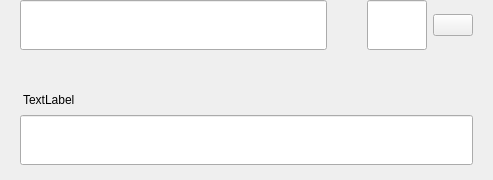
Above: src/qt/guapcoin/forms/sendmultirow.ui from guapcrypto/Guapcoin before the change. Below: the same form after it.
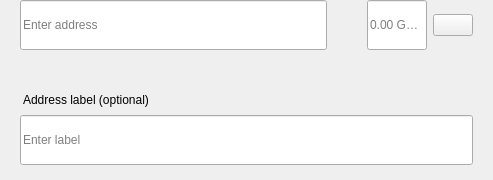
That is the form after the change.

```diff
--- a/src/qt/guapcoin/forms/sendmultirow.ui
+++ b/src/qt/guapcoin/forms/sendmultirow.ui
@@ -140,6 +140,9 @@
               <height>50</height>
              </size>
             </property>
+            <property name="placeholderText">
+             <string>Enter address</string>
+            </property>
            </widget>
           </item>
          </layout>
@@ -194,6 +197,9 @@
           <property name="alignment">
            <set>Qt::AlignLeading|Qt::AlignLeft|Qt::AlignVCenter</set>
           </property>
+          <property name="placeholderText">
+           <string notr="true">0.00 GUAP</string>
+          </property>
          </widget>
         </item>
         <item>
@@ -287,7 +293,7 @@
 padding:0px;</string>
         </property>
         <property name="text">
-         <string>TextLabel</string>
+         <string>Address label (optional)</string>
         </property>
        </widget>
       </item>
@@ -305,6 +311,9 @@
           <height>50</height>
          </size>
         </property>
+        <property name="placeholderText">
+         <string>Enter label</string>
+        </property>
        </widget>
       </item>
      </layout>
```
